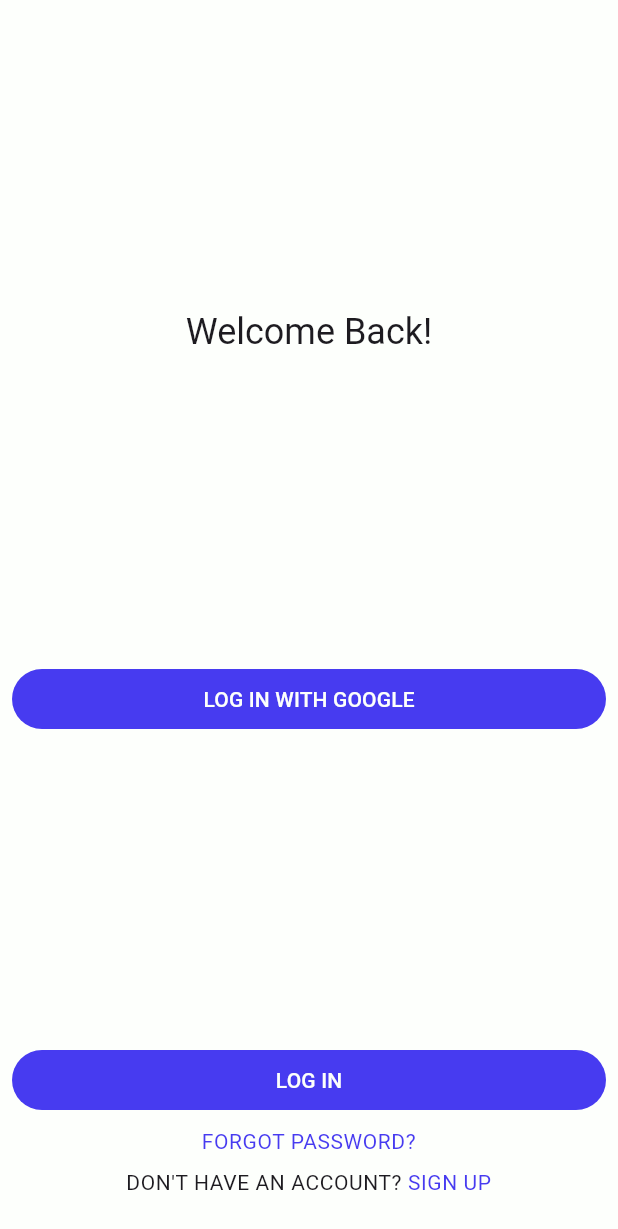
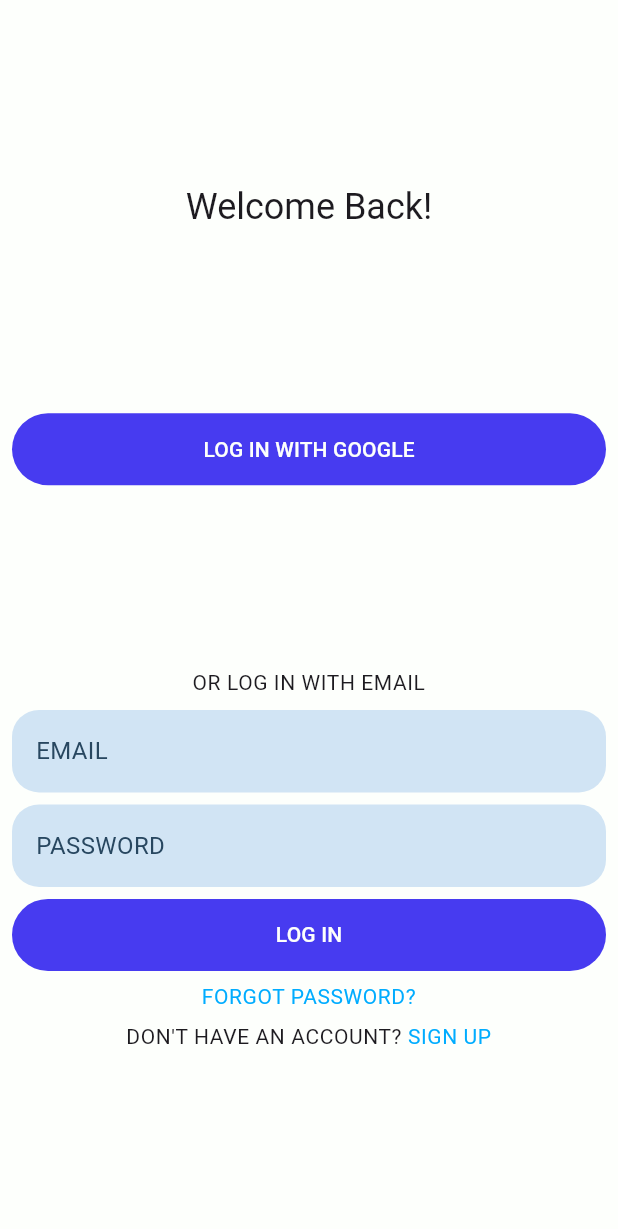
Before and after one commit to HAI-lab-UVA/social-walking-app-v2, a Flutter app: the screen it shows after launch, after a tap on an icon or button, on a phone screen of 412 x 824 dp. Shown: the top 1229 px of the screen. Run offline on Flutter 3.47's test engine with Material 3 defaults, Android fonts, the phone set to English and light mode, and no system bars; our stand-ins replace cloud_firestore, firebase_auth, firebase_core, flutter_riverpod, go_router, google_fonts and 2 more; accounts and stored records are empty; Roboto replaces fonts that are missing (Alexandria).

Commit message:
email and google login

```diff
--- a/lib/main.dart
+++ b/lib/main.dart
@@ -19,9 +19,9 @@ class MyApp extends StatelessWidget {
   @override
   Widget build(BuildContext context) {
     return MaterialApp.router(
-      title: 'Flutter Demo',
+      title: 'Social Walking',
       theme: ThemeData(
-        scaffoldBackgroundColor: SWColor.white.color,
+        scaffoldBackgroundColor: SWColor.white,
         textTheme: TextTheme(
           titleLarge: GoogleFonts.alexandria(
             textStyle: TextStyle(fontSize: 24.0),
--- a/lib/ui/simple_ui.dart
+++ b/lib/ui/simple_ui.dart
@@ -1,8 +1,7 @@
 import 'package:flutter/material.dart';
-import 'package:flutter/widgets.dart';
 import 'package:social_walking_2/ui/sw_color.dart';
 
-Widget multicolorSentence({
+Widget multiColorSentence({
   required List<String> text,
   required List<Color?> colors,
   required TextStyle? style,
@@ -25,11 +24,40 @@ Widget multicolorSentence({
 Widget indigoButton({required String text, required Function() onPressed}) {
   return TextButton(
     style: TextButton.styleFrom(
-      foregroundColor: SWColor.white.color,
-      backgroundColor: SWColor.blue.color,
-      padding: EdgeInsets.only(top: 8.0, bottom: 8.0),
+      foregroundColor: SWColor.white,
+      backgroundColor: SWColor.blue,
+      padding: EdgeInsets.only(top: 14.0, bottom: 14.0),
     ),
     onPressed: onPressed,
     child: Text(text),
   );
 }
+
+Widget textInputField({
+  required String hintText,
+  required TextEditingController controller,
+  required BuildContext context,
+  required String? Function(String?)? validator,
+}) {
+  final grayTextStyle = Theme.of(
+    context,
+  ).textTheme.bodyMedium!.copyWith(color: SWColor.gray);
+  return TextFormField(
+    style: grayTextStyle,
+    controller: controller,
+    decoration: InputDecoration(
+      filled: true,
+      fillColor: SWColor.grayLight,
+      hintText: hintText,
+      hintStyle: grayTextStyle,
+      border: OutlineInputBorder(
+        borderRadius: BorderRadius.circular(18.0),
+        borderSide: BorderSide.none,
+      ),
+      errorStyle: Theme.of(
+        context,
+      ).textTheme.bodySmall!.copyWith(color: SWColor.red),
+    ),
+    validator: validator,
+  );
+}
--- a/lib/ui/sw_color.dart
+++ b/lib/ui/sw_color.dart
@@ -1,26 +1,13 @@
 import 'package:flutter/material.dart';
 
-enum SWColor { orange, lightblue, blue, green, black, white, lightgray, gray }
-
-extension SWColorExtension on SWColor {
-  Color get color {
-    switch (this) {
-      case SWColor.orange:
-        return Color(0xffff833d); //ARGB format
-      case SWColor.lightblue:
-        return Color(0xff00acff);
-      case SWColor.blue:
-        return Color(0xff473bf0);
-      case SWColor.green:
-        return Color(0xff16c221);
-      case SWColor.black:
-        return Color(0xff011627);
-      case SWColor.white:
-        return Color(0xfffdfffc);
-      case SWColor.lightgray:
-        return Color(0xffd1e4f4);
-      case SWColor.gray:
-        return Color(0xff284760);
-    }
-  }
+class SWColor {
+  static final orange = Color(0xffff833d); //ARGB format
+  static final blueLight = Color(0xff00acff);
+  static final blue = Color(0xff473bf0);
+  static final green = Color(0xff16c221);
+  static final black = Color(0xff011627);
+  static final white = Color(0xfffdfffc);
+  static final grayLight = Color(0xffd1e4f4);
+  static final gray = Color(0xff284760);
+  static final red = Color.fromARGB(255, 233, 2, 56);
 }
--- a/lib/views/login/login_screen.dart
+++ b/lib/views/login/login_screen.dart
@@ -4,11 +4,80 @@ import 'package:social_walking_2/ui/simple_ui.dart';
 import 'package:social_walking_2/ui/sw_color.dart';
 import 'package:flutter_riverpod/flutter_riverpod.dart';
 
-class LoginScreen extends ConsumerWidget {
+class LoginScreen extends ConsumerStatefulWidget {
   const LoginScreen({super.key});
 
   @override
-  Widget build(BuildContext context, WidgetRef ref) {
+  ConsumerState<LoginScreen> createState() => _LoginScreenState();
+}
+
+class _LoginScreenState extends ConsumerState<LoginScreen> {
+  final TextEditingController emailController = TextEditingController();
+  final TextEditingController passwordController = TextEditingController();
+  final formKey = GlobalKey<FormState>();
+  String? emailErrorText = "";
+  String? googleErrorText = "";
+  bool isProcessingLogin = false;
+
+  void handleSignInWithEmail() async {
+    if (!isProcessingLogin) {
+      setState(() {
+        emailErrorText = "";
+        isProcessingLogin = true;
+      });
+      if (formKey.currentState!.validate()) {
+        final email = emailController.text;
+        final password = passwordController.text;
+        final status = await ref
+            .read(authRepositoryProvider)
+            .signInWithEmailAndPassword(email: email, password: password);
+
+        if (status.success) {
+          setState(() {
+            emailErrorText = "logged in";
+            isProcessingLogin = false;
+          });
+        } else {
+          setState(() {
+            emailErrorText = status.content;
+            isProcessingLogin = false;
+          });
+        }
+      }
+    }
+  }
+
+  void handleSignInWithGoogle() async {
+    if (!isProcessingLogin) {
+      setState(() {
+        googleErrorText = "";
+        isProcessingLogin = true;
+      });
+      final status = await ref.read(authRepositoryProvider).signInWithGoogle();
+
+      if (status.success) {
+        setState(() {
+          googleErrorText = "logged in";
+          isProcessingLogin = false;
+        });
+      } else {
+        setState(() {
+          googleErrorText = status.content;
+          isProcessingLogin = false;
+        });
+      }
+    }
+  }
+
+  @override
+  void dispose() {
+    emailController.dispose();
+    passwordController.dispose();
+    super.dispose();
+  }
+
+  @override
+  Widget build(BuildContext context) {
     return Scaffold(
       body: SafeArea(
         child: Padding(
@@ -23,37 +92,85 @@ class LoginScreen extends ConsumerWidget {
                 style: Theme.of(context).textTheme.titleLarge,
                 textAlign: TextAlign.center,
               ),
-
               Spacer(),
               indigoButton(
                 text: "LOG IN WITH GOOGLE",
-                onPressed: () {
-                  ref.read(authRepositoryProvider).signInWithGoogle();
-                },
-              ), //TODO
+                onPressed: handleSignInWithGoogle,
+              ),
+              if (googleErrorText != null && googleErrorText != "")
+                Text(
+                  googleErrorText!,
+                  style: Theme.of(
+                    context,
+                  ).textTheme.bodySmall!.copyWith(color: SWColor.red),
+                  textAlign: TextAlign.center,
+                ),
               Spacer(),
-              indigoButton(
-                text: "LOG IN",
-                onPressed: () {
-                  ref
-                      .read(authRepositoryProvider)
-                      .signInWithEmailAndPassword(
-                        email: "jt@email.com",
-                        password: "12345678",
-                      );
-                },
-              ), //TODO
-              multicolorSentence(
-                text: ["FORGOT PASSWORD?"],
-                colors: [SWColor.blue.color],
+
+              Text(
+                "OR LOG IN WITH EMAIL",
+                style: Theme.of(context).textTheme.bodySmall,
+                textAlign: TextAlign.center,
+              ),
+              Form(
+                key: formKey,
+                child: Column(
+                  spacing: 8.0,
+                  children: [
+                    textInputField(
+                      hintText: "EMAIL",
+                      controller: emailController,
+                      context: context,
+                      validator: (value) {
+                        final emailRegex = RegExp(
+                          r'^[\w-\.]+@([\w-]+\.)+[\w-]{2,4}$',
+                        );
+
+                        if (value == null || value == "") {
+                          return "Email cannot be empty.";
+                        } else if (!emailRegex.hasMatch(value)) {
+                          return "Please enter a valid email.";
+                        }
+                        return null;
+                      },
+                    ),
+                    textInputField(
+                      hintText: "PASSWORD",
+                      controller: passwordController,
+                      context: context,
+                      validator: (value) {
+                        if (value == null || value == "") {
+                          return "Password cannot be empty.";
+                        }
+                        return null;
+                      },
+                    ),
+
+                    if (emailErrorText != null && emailErrorText != "")
+                      Text(
+                        emailErrorText!,
+                        style: Theme.of(
+                          context,
+                        ).textTheme.bodySmall!.copyWith(color: SWColor.red),
+                        textAlign: TextAlign.center,
+                      ),
+                  ],
+                ),
+              ),
+              indigoButton(text: "LOG IN", onPressed: handleSignInWithEmail),
+              Text(
+                "FORGOT PASSWORD?",
+                style: Theme.of(
+                  context,
+                ).textTheme.bodySmall!.copyWith(color: SWColor.blueLight),
+                textAlign: TextAlign.center,
+              ),
+              multiColorSentence(
+                text: ["DON'T HAVE AN ACCOUNT? ", "SIGN UP"],
+                colors: [null, SWColor.blueLight],
                 style: Theme.of(context).textTheme.bodySmall,
               ),
-              multicolorSentence(
-                text: ["DON'T HAVE AN ACCOUNT? ", "SIGN UP"],
-                colors: [null, SWColor.blue.color],
-                style: Theme.of(context).textTheme.bodySmall,
-              ),
-              SizedBox(height: 10.0),
+              Spacer(),
             ],
           ),
         ),
--- a/lib/views/welcome/welcome_screen.dart
+++ b/lib/views/welcome/welcome_screen.dart
@@ -25,23 +25,18 @@ class WelcomeScreen extends StatelessWidget {
                 style: Theme.of(context).textTheme.titleLarge,
                 textAlign: TextAlign.center,
               ),
-              multicolorSentence(
+              multiColorSentence(
                 text: ["Meet ", "new people ", "and your ", "fitness goals"],
-                colors: [
-                  null,
-                  SWColor.lightblue.color,
-                  null,
-                  SWColor.green.color,
-                ],
+                colors: [null, SWColor.blueLight, null, SWColor.green],
                 style: Theme.of(context).textTheme.titleMedium,
               ),
               Spacer(),
               indigoButton(text: "GET STARTED TODAY", onPressed: () {}),
               GestureDetector(
                 onTap: () => context.go("/login"),
-                child: multicolorSentence(
+                child: multiColorSentence(
                   text: ["ALREADY HAVE AN ACCOUNT? ", "LOG IN"],
-                  colors: [null, SWColor.blue.color],
+                  colors: [null, SWColor.blueLight],
                   style: Theme.of(context).textTheme.bodySmall,
                 ),
               ),
```
Also changed, not shown: lib/repositories/auth_repository.dart (+13 -7 lines).
